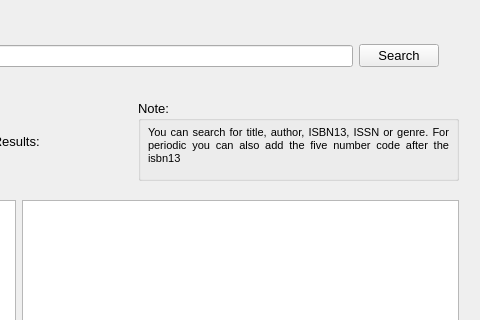
Before: the Qt Designer form Gui/publicationlist.ui in Giglium/L-Book, drawn with Qt 5; both pictures show x 442 to 922 and y 0 to 320 of the 922 by 739 pixel window.
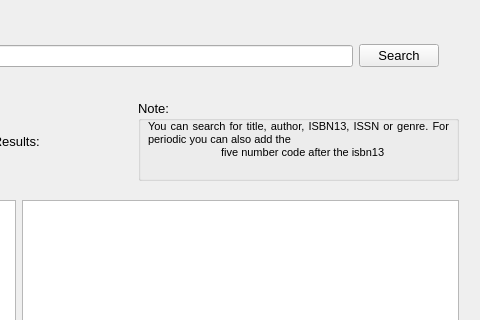
After: the same form once the commit is applied.

The edit to the form file:
```diff
--- a/Gui/publicationlist.ui
+++ b/Gui/publicationlist.ui
@@ -91,7 +91,9 @@
      </font>
     </property>
     <property name="text">
-     <string>You can search for title, author, ISBN13, ISSN or genre. For periodic you can also add the five number code after the isbn13</string>
+                    <string>You can search for title, author, ISBN13, ISSN or genre. For periodic you can also add the
+                        five number code after the isbn13
+                    </string>
     </property>
     <property name="alignment">
      <set>Qt::AlignJustify|Qt::AlignVCenter</set>
```
Lines whose indentation alone changed are shown as unchanged.
